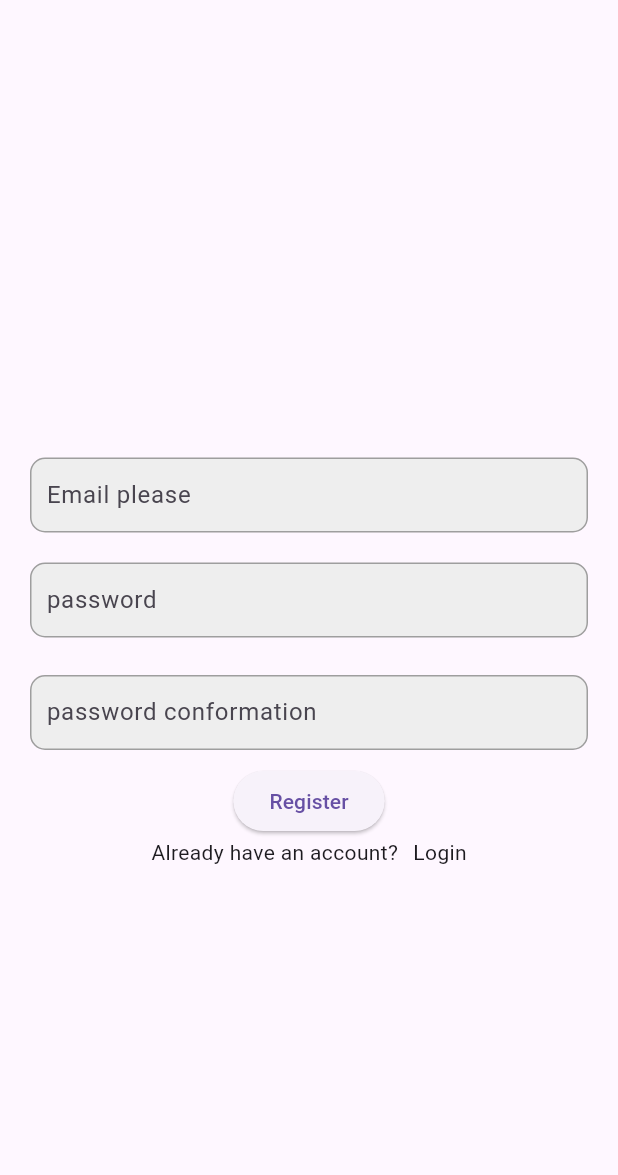
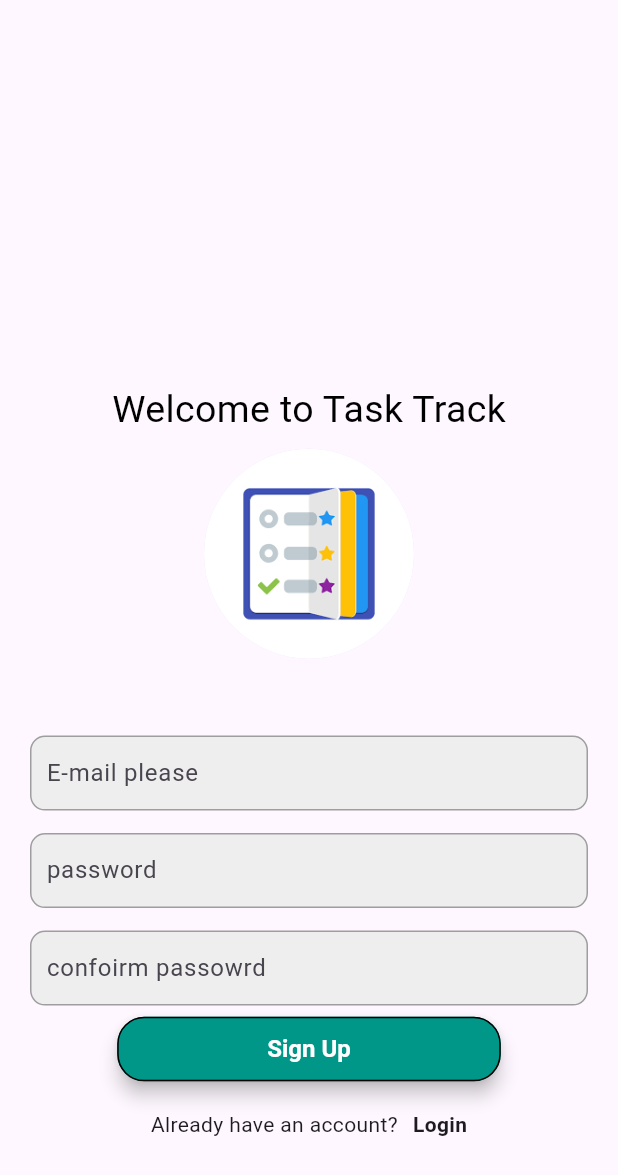
Before and after one commit to sayedsinan/machine_test, a Flutter app: the screen it shows after launch, after a tap on "Sign Up", on a phone screen of 412 x 824 dp. Shown: the top 1175 px of the screen. Run offline on Flutter 3.47's test engine with Material 3 defaults, Android fonts, the phone set to English and light mode, and no system bars; our stand-ins replace cloud_firestore, firebase_auth, firebase_core, flutter_local_notifications, get, google_fonts and 1 more; accounts and stored records are empty; network calls fail.

```diff
--- a/lib/main.dart
+++ b/lib/main.dart
@@ -6,6 +6,7 @@ import 'package:machine_test/controller/controller.dart';
 import 'package:machine_test/controller/task_controller.dart';
 import 'package:machine_test/controller/theme_controller.dart';
 import 'package:machine_test/view/auth/auth_gate.dart';
+import 'package:machine_test/view/screen/splash_screen.dart';
 import 'package:timezone/data/latest.dart' as tz;
 
 final FlutterLocalNotificationsPlugin flutterLocalNotificationsPlugin =
@@ -43,8 +44,8 @@ class MyApp extends StatelessWidget {
       themeMode:
           themeController.isDarkMode.value ? ThemeMode.dark : ThemeMode.light,
       darkTheme: ThemeData.dark(),
-      title: 'Task Management App',
-      home: AuthScreen(),
+      title: 'Task Track',
+      home: SplashScreen(),
     );
   }
 }
--- a/lib/view/auth/auth_gate.dart
+++ b/lib/view/auth/auth_gate.dart
@@ -17,20 +17,36 @@ class AuthScreen extends StatelessWidget {
   Widget build(BuildContext context) {
     return Scaffold(
       appBar: AppBar(
-        title: Text('Task Management App'),
+        centerTitle: true,
+        title: const Text('Task Track'),
         automaticallyImplyLeading: false,
       ),
       body: Center(
         child: Padding(
           padding: const EdgeInsets.all(16.0),
+          child: SingleChildScrollView(
             child: Column(
               mainAxisAlignment: MainAxisAlignment.center,
               children: [
+                CircleAvatar(
+                  radius: 70,
+                  backgroundImage: AssetImage(
+                    'assets/images.png',
+                  ),
+                ),
+                SizedBox(
+                  height: 30,
+                ),
                 MYTextfield(
                   hintText: 'E-mail please',
                   controller: emailController,
+                  isPassword: false,
                 ),
-              MYTextfield(hintText: 'pasword', controller: passwordController),
+                MYTextfield(
+                  hintText: 'pasword',
+                  controller: passwordController,
+                  isPassword: true,
+                ),
                 const SizedBox(height: 10),
                 MyButton(
                     name: 'Login',
@@ -43,7 +59,7 @@ class AuthScreen extends StatelessWidget {
                   crossAxisAlignment: CrossAxisAlignment.center,
                   mainAxisAlignment: MainAxisAlignment.center,
                   children: [
-                  Text(
+                    const Text(
                       'Dont have an account?',
                     ),
                     SizedBox(
@@ -51,9 +67,9 @@ class AuthScreen extends StatelessWidget {
                     ),
                     GestureDetector(
                         onTap: () {
-                        Get.to(SignUp());
+                          Get.to(const SignUp());
                         },
-                      child: Text(
+                        child: const Text(
                           'Sign Up',
                           style: TextStyle(
                               fontWeight: FontWeight.bold, fontSize: 20),
@@ -64,6 +80,7 @@ class AuthScreen extends StatelessWidget {
             ),
           ),
         ),
+      ),
     );
   }
 }
--- a/lib/view/auth/sign_up.dart
+++ b/lib/view/auth/sign_up.dart
@@ -2,133 +2,98 @@ import 'package:flutter/material.dart';
 import 'package:flutter/widgets.dart';
 import 'package:get/get.dart';
 import 'package:machine_test/controller/controller.dart';
+import 'package:machine_test/controller/theme_controller.dart';
 import 'package:machine_test/view/auth/auth_gate.dart';
+import 'package:machine_test/view/components/my_button.dart';
+import 'package:machine_test/view/components/my_textfield.dart';
+import 'package:machine_test/view/style/style.dart';
 
 class SignUp extends StatelessWidget {
   const SignUp({super.key});
 
   @override
   Widget build(BuildContext context) {
+    final sizeof = MediaQuery.of(context);
     final authController = Get.find<AuthController>();
+    final ThemeController themeController = Get.find<ThemeController>();
     final TextEditingController emailController = TextEditingController();
     final TextEditingController passwordController = TextEditingController();
     final TextEditingController passwordControllerConforim =
         TextEditingController();
     return Scaffold(
-      body: Column(
+      body: SingleChildScrollView(
+        child: Column(
           children: [
             SizedBox(
-            height: 300,
+              height: sizeof.size.height * 0.3,
             ),
-          Padding(
-            padding: EdgeInsets.only(top: 5, left: 20, right: 20, bottom: 10),
-            child: Container(
-              height: 50, // Adjust height as needed
-              width: double.infinity, // Expands to full width
-              decoration: BoxDecoration(
-                color: Colors.grey[200], // Set background color
-                borderRadius: BorderRadius.circular(10.0), // Add border radius
-                border: Border.all(
-                  // Optional border
-                  color: Colors.grey,
-                  width: 1.0,
-                ),
-              ),
-              child: Padding(
-                padding:
-                    const EdgeInsets.symmetric(horizontal: 10.0), // Add padding
-                child: TextField(
-                  controller: emailController,
-                  decoration: InputDecoration(
-                    hintText: 'Email please',
-                    // Remove default border
-                    border: InputBorder.none,
+            Obx(
+              () => Padding(
+                padding: const EdgeInsets.all(8.0),
+                child: Text(
+                  'Welcome to Task Track',
+                  style: myStyle(
+                    fontSize: 25,
+                    color: themeController.isDarkMode.value
+                        ? Colors.white
+                        : Colors.black,
                   ),
                 ),
               ),
             ),
-          ),
-          Padding(
-            padding: EdgeInsets.only(top: 10, left: 20, right: 20, bottom: 5),
-            child: Container(
-              height: 50, // Adjust height as needed
-              width: double.infinity, // Expands to full width
-              decoration: BoxDecoration(
-                color: Colors.grey[200], // Set background color
-                borderRadius: BorderRadius.circular(10.0), // Add border radius
-                border: Border.all(
-                  // Optional border
-                  color: Colors.grey,
-                  width: 1.0,
+            const CircleAvatar(
+              radius: 70,
+              backgroundImage: AssetImage(
+                'assets/images.png',
               ),
             ),
-              child: Padding(
-                padding:
-                    const EdgeInsets.symmetric(horizontal: 10.0), // Add padding
-                child: TextField(
+            SizedBox(
+              height: sizeof.size.height * 0.05,
+            ),
+            MYTextfield(
+              hintText: 'E-mail please',
+              controller: emailController,
+            ),
+            MYTextfield(
+              hintText: 'password',
               controller: passwordController,
-                  decoration: InputDecoration(
-                    hintText: 'password',
-                    // Remove default border
-                    border: InputBorder.none,
+              isPassword: true,
             ),
+            MYTextfield(
+              hintText: 'confoirm passowrd',
+              controller: passwordControllerConforim,
+              isPassword: true,
             ),
-              ),
-            ),
-          ),
-          Padding(
-            padding:
-                const EdgeInsets.only(top: 20, left: 20, right: 20, bottom: 10),
-            child: Container(
-              height: 50, // Adjust height as needed
-              width: double.infinity, // Expands to full width
-              decoration: BoxDecoration(
-                color: Colors.grey[200], // Set background color
-                borderRadius: BorderRadius.circular(10.0), // Add border radius
-                border: Border.all(
-                  // Optional border
-                  color: Colors.grey,
-                  width: 1.0,
-                ),
-              ),
-              child: Padding(
-                padding:
-                    const EdgeInsets.symmetric(horizontal: 10.0), // Add padding
-                child: TextField(
-                  controller: passwordControllerConforim,
-                  decoration: InputDecoration(
-                    hintText: 'password conformation',
-                    // Remove default border
-                    border: InputBorder.none,
-                  ),
-                ),
-              ),
-            ),
-          ),
-          ElevatedButton(
+            MyButton(
+                name: 'Sign Up',
                 onPressed: () {
                   authController.register(
                       emailController.text, passwordController.text);
-            },
-            child: Text('Register'),
+                }),
+            SizedBox(
+              height: sizeof.size.height * 0.02,
             ),
             Row(
               crossAxisAlignment: CrossAxisAlignment.center,
               mainAxisAlignment: MainAxisAlignment.center,
               children: [
-              Text('Already have an account?'),
-              SizedBox(
+                const Text('Already have an account?'),
+                const SizedBox(
                   width: 10,
                 ),
                 GestureDetector(
                     onTap: () {
                       Get.off(AuthScreen());
                     },
-                  child: Text('Login'))
+                    child: Text(
+                      'Login',
+                      style: TextStyle(fontWeight: FontWeight.bold),
+                    ))
               ],
             )
           ],
         ),
+      ),
     );
   }
 }
--- a/lib/view/components/my_button.dart
+++ b/lib/view/components/my_button.dart
@@ -14,13 +14,13 @@ class MyButton extends StatelessWidget {
     return ElevatedButton(
       onPressed: onPressed,
       style: ButtonStyle(
-        backgroundColor: MaterialStateProperty.all<Color>(Colors.blue),
+        backgroundColor: MaterialStateProperty.all<Color>(Colors.teal),
         padding: MaterialStateProperty.all<EdgeInsets>(
-            EdgeInsets.symmetric(horizontal: 24.0, vertical: 12.0)),
+            EdgeInsets.symmetric(horizontal: 100.0, vertical: 12.0)),
         shape: MaterialStateProperty.all<RoundedRectangleBorder>(
           RoundedRectangleBorder(
             borderRadius: BorderRadius.circular(18.0),
-            side: BorderSide(color: Colors.blue),
+            side: BorderSide(color: Colors.black),
           ),
         ),
         elevation: MaterialStateProperty.all<double>(5.0),
--- a/lib/view/components/my_textfield.dart
+++ b/lib/view/components/my_textfield.dart
@@ -2,18 +2,21 @@ import 'package:flutter/material.dart';
 
 class MYTextfield extends StatelessWidget {
   final String hintText;
+
+  final bool isPassword;
   final TextEditingController controller;
 
   const MYTextfield({
-    super.key,
+    Key? key,
     required this.hintText,
     required this.controller,
-  });
+    this.isPassword = false,
+  }) : super(key: key);
 
   @override
   Widget build(BuildContext context) {
     return Padding(
-      padding: EdgeInsets.only(top: 10, left: 20, right: 20, bottom: 5),
+      padding: const EdgeInsets.only(top: 10, left: 20, right: 20, bottom: 5),
       child: Container(
         height: 50, // Adjust height as needed
         width: double.infinity, // Expands to full width
@@ -30,6 +33,8 @@ class MYTextfield extends StatelessWidget {
           padding: const EdgeInsets.symmetric(horizontal: 10.0), // Add padding
           child: TextField(
             controller: controller,
+            obscureText: isPassword,
+            style: TextStyle(color: Colors.black), // Set text color explicitly
             decoration: InputDecoration(
               hintText: hintText,
               // Remove default border
--- a/lib/view/screen/screeen.dart
+++ b/lib/view/screen/screeen.dart
@@ -28,7 +28,7 @@ class TaskListScreen extends StatelessWidget {
           ),
         ),
         leading: IconButton(
-          icon: Icon(Icons.lightbulb_outline), // Icon for toggling theme
+          icon: const Icon(Icons.lightbulb_outline), // Icon for toggling theme
           onPressed: () {
             themeController
                 .toggleTheme(!themeController.isDarkMode.value); // Toggle theme
@@ -63,7 +63,7 @@ class TaskListScreen extends StatelessWidget {
               direction: DismissDirection.horizontal,
               background: Container(
                 color: Colors.blue,
-                child: Icon(
+                child: const Icon(
                   Icons.edit,
                   color: Colors.white,
                 ),
--- /dev/null
+++ b/lib/view/screen/splash_screen.dart
@@ -0,0 +1,29 @@
+import 'dart:async';
+
+import 'package:flutter/material.dart';
+import 'package:get/get.dart';
+import 'package:machine_test/view/auth/auth_gate.dart';
+
+class SplashScreen extends StatelessWidget {
+  const SplashScreen({super.key});
+
+  @override
+  Widget build(BuildContext context) {
+    Timer(Duration(seconds: 4), () {
+      Get.off(AuthScreen());
+    });
+
+    return const Column(
+      children: [
+        Row(
+          children: [
+            CircleAvatar(
+              radius: 100,
+              backgroundImage: AssetImage('assets/images.png'),
+            )
+          ],
+        )
+      ],
+    );
+  }
+}
--- a/pubspec.yaml
+++ b/pubspec.yaml
@@ -65,8 +65,8 @@ flutter:
   uses-material-design: true
 
   # To add assets to your application, add an assets section, like this:
-  # assets:
-  #   - images/a_dot_burr.jpeg
+  assets:
+    - assets/
   #   - images/a_dot_ham.jpeg
 
   # An image asset can refer to one or more resolution-specific "variants", see
```
Also changed, not shown: assets/images.png (added). Lines whose indentation alone changed are shown as unchanged.
